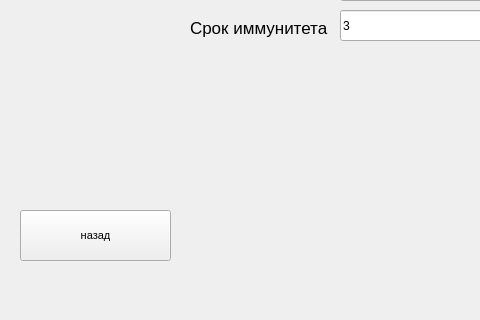
fleron19/PygameProject, file settingGame.ui: the form before one commit; both pictures show x 0 to 480 and y 280 to 600 of the 800 by 600 pixel window.
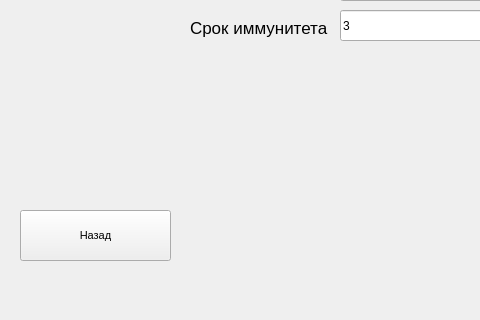
The form after the commit.

```diff
--- a/settingGame.ui
+++ b/settingGame.ui
@@ -269,7 +269,7 @@
      </font>
     </property>
     <property name="text">
-     <string>назад</string>
+     <string>Назад</string>
     </property>
    </widget>
   </widget>
```
